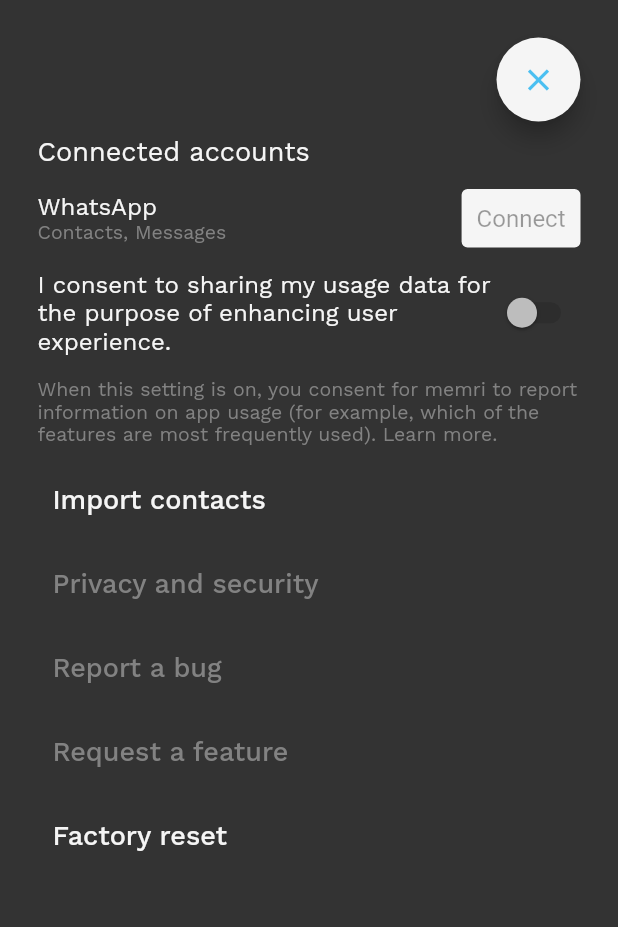
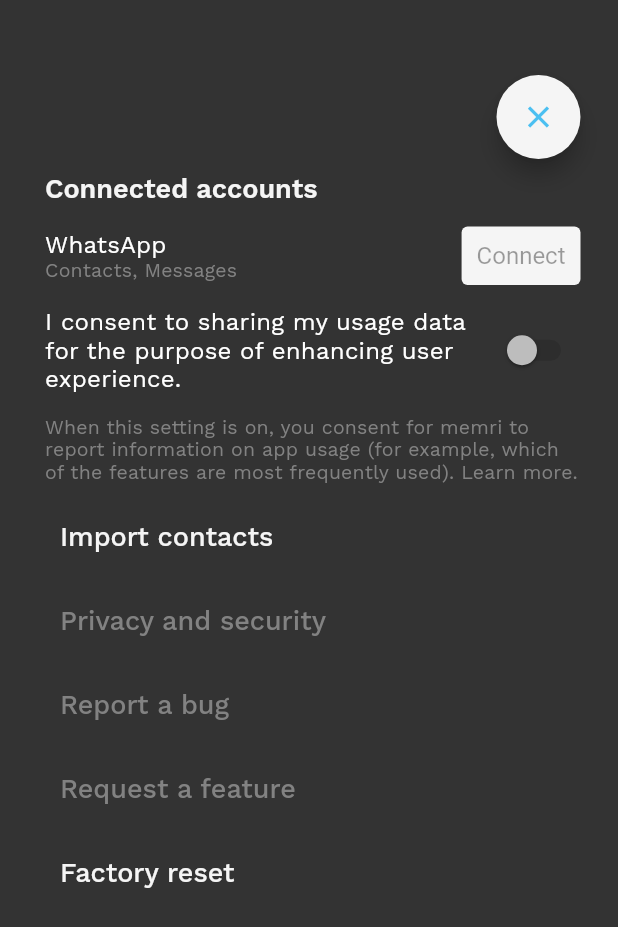
Before and after one commit to mkslanc/memri-data-wallet, a Flutter app: the SettingsPane widget shown alone on an empty page, opened directly, on a phone screen of 412 x 824 dp. Shown: the top 927 px of the screen. Run offline on Flutter 3.47's test engine with Material 2 defaults, Android fonts, the phone set to English and light mode, and no system bars; our stand-ins replace equatable, fl_chart, jiffy, moor, permission_handler and 1 more; missing offline and left inert: biometric_storage, dart:ffi, flutter_contact, mapbox_gl, phone_number, pointycastle and 1 more; generated files the repository leaves out were written again.

Commit message:
added letter-spacing for predefined fonts; placed SettingsPane where it should belong

```diff
--- a/lib/MemriApp/UI/CVUComponents/types/CVUFont.dart
+++ b/lib/MemriApp/UI/CVUComponents/types/CVUFont.dart
@@ -10,8 +10,14 @@ class CVUFont {
   double size;
   FontWeight? weight;
   bool italic;
+  double? letterSpacing;
 
-  CVUFont({this.name, this.size = 15, this.weight = FontWeight.normal, this.italic = false});
+  CVUFont(
+      {this.name,
+      this.size = 15,
+      this.weight = FontWeight.normal,
+      this.italic = false,
+      this.letterSpacing});
 
   Map<String, dynamic> get font {
     return {"family": name, "size": size, "weight": weight ?? FontWeight.normal, "italic": italic};
@@ -30,18 +36,46 @@ class CVUFont {
   };
 
   static Map<String, CVUFont> predefined = {
-    "headline1": CVUFont(size: headline1.fontSize!, weight: headline1.fontWeight),
-    "headline2": CVUFont(size: headline2.fontSize!, weight: headline2.fontWeight),
-    "headline3": CVUFont(size: headline3.fontSize!, weight: headline3.fontWeight),
-    "headline4": CVUFont(size: headline4.fontSize!, weight: headline4.fontWeight),
-    "bodyText1": CVUFont(size: bodyText1.fontSize!, weight: bodyText1.fontWeight),
-    "bodyText2": CVUFont(size: bodyText2.fontSize!, weight: bodyText2.fontWeight),
+    "headline1": CVUFont(
+        size: headline1.fontSize!,
+        weight: headline1.fontWeight,
+        letterSpacing: headline1.letterSpacing),
+    "headline2": CVUFont(
+        size: headline2.fontSize!,
+        weight: headline2.fontWeight,
+        letterSpacing: headline2.letterSpacing),
+    "headline3": CVUFont(
+        size: headline3.fontSize!,
+        weight: headline3.fontWeight,
+        letterSpacing: headline3.letterSpacing),
+    "headline4": CVUFont(
+        size: headline4.fontSize!,
+        weight: headline4.fontWeight,
+        letterSpacing: headline4.letterSpacing),
+    "bodyText1": CVUFont(
+        size: bodyText1.fontSize!,
+        weight: bodyText1.fontWeight,
+        letterSpacing: bodyText1.letterSpacing),
+    "bodyText2": CVUFont(
+        size: bodyText2.fontSize!,
+        weight: bodyText2.fontWeight,
+        letterSpacing: bodyText2.letterSpacing),
+    "button_label": CVUFont(
+        size: buttonLabel.fontSize!,
+        weight: buttonLabel.fontWeight,
+        letterSpacing: buttonLabel.letterSpacing),
   };
 
-  static const headline1 = TextStyle(fontSize: 44, fontWeight: FontWeight.w300);
-  static const headline2 = TextStyle(fontSize: 30, fontWeight: FontWeight.w400);
-  static const headline3 = TextStyle(fontSize: 14, fontWeight: FontWeight.w500);
-  static const headline4 = TextStyle(fontSize: 16, fontWeight: FontWeight.w300);
+  static const headline1 =
+      TextStyle(fontSize: 44, fontWeight: FontWeight.w300, letterSpacing: -0.88);
+  static const headline2 =
+      TextStyle(fontSize: 30, fontWeight: FontWeight.w400, letterSpacing: -0.3);
+  static const headline3 = TextStyle(fontSize: 14, fontWeight: FontWeight.w500, letterSpacing: 1.4);
+  static const headline4 =
+      TextStyle(fontSize: 16, fontWeight: FontWeight.w300, letterSpacing: 0.16);
   static const bodyText1 = TextStyle(fontSize: 16, fontWeight: FontWeight.w400);
-  static const bodyText2 = TextStyle(fontSize: 13, fontWeight: FontWeight.w400);
+  static const bodyText2 =
+      TextStyle(fontSize: 13, fontWeight: FontWeight.w400, letterSpacing: 0.13);
+  static const buttonLabel =
+      TextStyle(fontSize: 16, fontWeight: FontWeight.normal, letterSpacing: 0.16);
 }
--- a/lib/MemriApp/UI/Chrome/TopBarView.dart
+++ b/lib/MemriApp/UI/Chrome/TopBarView.dart
@@ -11,6 +11,7 @@ import 'package:memri/MemriApp/UI/CVUComponents/types/CVUColor.dart';
 import 'package:memri/MemriApp/UI/Components/Button/ActionButton.dart';
 import 'package:memri/MemriApp/UI/UIHelpers/utilities.dart';
 
+import '../SettingsPane.dart';
 import '../ViewContextController.dart';
 
 /// This view provides the 'Navigation Bar' for the app interface
@@ -63,7 +64,12 @@ class _TopBarViewState extends State<TopBarView> {
                         if (!widget.sceneController.canNavigateBack)
                           TextButton(
                             style: TextButton.styleFrom(padding: EdgeInsets.all(27)),
-                            onPressed: () {},
+                            onPressed: () => showModalBottomSheet<void>(
+                              context: context,
+                              useRootNavigator: true,
+                              isScrollControlled: true,
+                              builder: (BuildContext context) => SettingsPane(),
+                            ),
                             child: Icon(
                               Icons.dehaze,
                               size: 24,
--- a/lib/MemriApp/UI/SettingsPane.dart
+++ b/lib/MemriApp/UI/SettingsPane.dart
@@ -3,6 +3,7 @@ import 'package:flutter/widgets.dart';
 import 'package:memri/MemriApp/Controllers/AddressBookController.dart';
 import 'package:memri/MemriApp/Controllers/AppController.dart';
 import 'package:memri/MemriApp/UI/CVUComponents/types/CVUColor.dart';
+import 'package:memri/MemriApp/UI/CVUComponents/types/CVUFont.dart';
 import 'package:memri/MemriApp/UI/UIHelpers/utilities.dart';
 
 class SettingsPane extends StatelessWidget {
@@ -10,7 +11,7 @@ class SettingsPane extends StatelessWidget {
   Widget build(BuildContext context) {
     return Container(
       color: Color(0xff333333),
-      padding: const EdgeInsets.all(25.0),
+      padding: const EdgeInsets.fromLTRB(30, 50, 25, 25),
       child: Stack(
         children: [
           Column(
@@ -21,7 +22,9 @@ class SettingsPane extends StatelessWidget {
                   SizedBox(
                     height: 50,
                   ),
-                  Text("Connected accounts", style: TextStyle(color: CVUColor.white, fontSize: 18)),
+                  Text("Connected accounts",
+                      style: TextStyle(
+                          color: CVUColor.white, fontSize: 18, fontWeight: FontWeight.w600)),
                   Row(
                     children: [
                       Expanded(
@@ -29,9 +32,10 @@ class SettingsPane extends StatelessWidget {
                         crossAxisAlignment: CrossAxisAlignment.start,
                         mainAxisSize: MainAxisSize.min,
                         children: [
-                          Text("WhatsApp", style: TextStyle(color: CVUColor.white, fontSize: 16)),
+                          Text("WhatsApp",
+                              style: CVUFont.buttonLabel.copyWith(color: Colors.white)),
                           Text("Contacts, Messages",
-                              style: TextStyle(color: CVUColor.textGrey, fontSize: 13)),
+                              style: CVUFont.bodyText2.copyWith(color: CVUColor.textGrey)),
                         ],
                       )),
                       TextButton(
@@ -47,7 +51,7 @@ class SettingsPane extends StatelessWidget {
                       Flexible(
                           child: Text(
                               "I consent to sharing my usage data for the purpose of enhancing user experience.",
-                              style: TextStyle(color: CVUColor.white, fontSize: 16))),
+                              style: CVUFont.buttonLabel.copyWith(color: Colors.white))),
                       Switch(
                         value: false,
                         onChanged: null,
@@ -56,7 +60,7 @@ class SettingsPane extends StatelessWidget {
                   ),
                   Text(
                       "When this setting is on, you consent for memri to report information on app usage (for example, which of the features are most frequently used). Learn more.",
-                      style: TextStyle(color: CVUColor.textGrey, fontSize: 13)),
+                      style: CVUFont.bodyText2.copyWith(color: CVUColor.textGrey)),
                   TextButton(
                       onPressed: () => showDialog<String>(
                             context: context,
```
